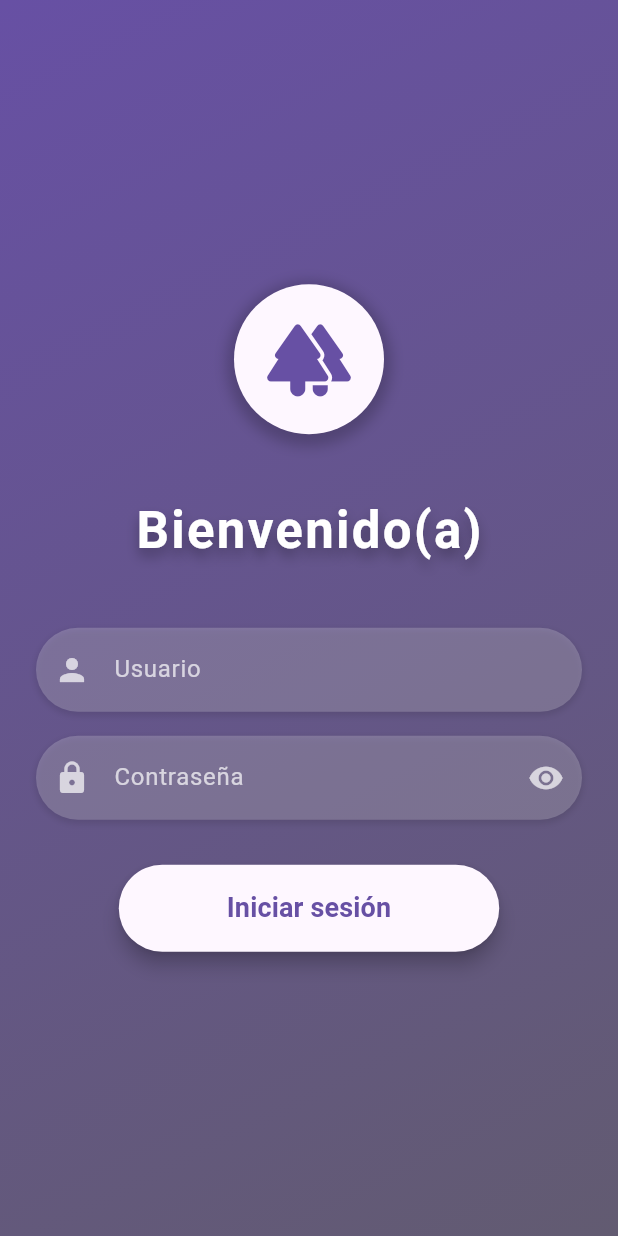
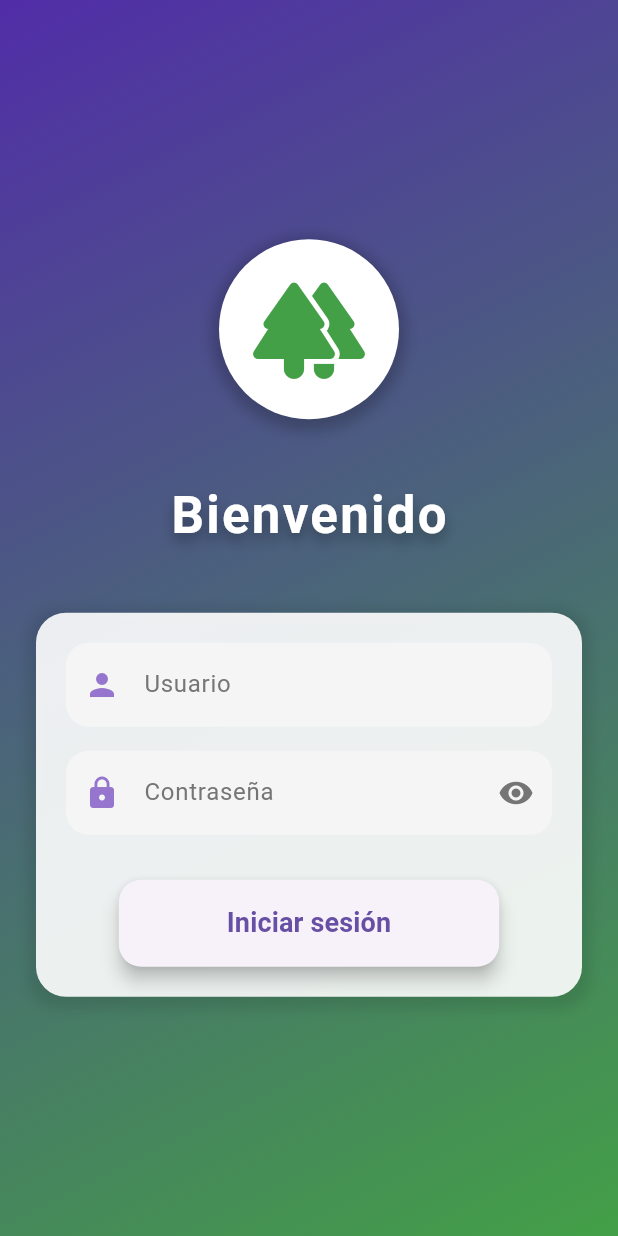
Before and after one commit to LeizarM/billing, a Flutter app: the screen it shows after launch, on a phone screen of 412 x 824 dp. Run offline on Flutter 3.47's test engine with Material 3 defaults, Android fonts, the phone set to English and light mode, and no system bars; our stand-ins replace dio, sembast, sembast_web, shared_preferences, skeletonizer, universal_platform; accounts and stored records are empty.

Commit message:
Refactor login screen UI and form validation

```diff
--- a/lib/presentation/auth/login_screen.dart
+++ b/lib/presentation/auth/login_screen.dart
@@ -1,9 +1,8 @@
+import 'package:billing/application/auth/auth_service.dart';
 import 'package:billing/constants/constants.dart';
 import 'package:billing/presentation/auth/change_password_screen.dart';
 import 'package:billing/presentation/dashboard/dashboard_screen.dart';
 import 'package:flutter/material.dart';
-
-import '../../application/auth/auth_service.dart';
 
 class LoginScreen extends StatefulWidget {
   const LoginScreen({super.key});
@@ -92,10 +91,7 @@ class _LoginScreenState extends State<LoginScreen> {
           gradient: LinearGradient(
             begin: Alignment.topLeft,
             end: Alignment.bottomRight,
-            colors: [
-              Theme.of(context).colorScheme.primary,
-              Theme.of(context).colorScheme.secondary,
-            ],
+            colors: [Colors.deepPurple.shade700, Colors.green.shade600],
           ),
         ),
         child: SafeArea(
@@ -133,12 +129,12 @@ class _LoginScreenState extends State<LoginScreen> {
         ],
       ),
       child: CircleAvatar(
-        radius: 50,
-        backgroundColor: Theme.of(context).colorScheme.surface,
+        radius: 60,
+        backgroundColor: Colors.white,
         child: Icon(
           Icons.forest_rounded,
-          size: 60,
-          color: Theme.of(context).colorScheme.primary,
+          size: 80,
+          color: Colors.green.shade600,
         ),
       ),
     );
@@ -146,7 +142,7 @@ class _LoginScreenState extends State<LoginScreen> {
 
   Widget _buildWelcomeText() {
     return Text(
-      'Bienvenido(a)',
+      'Bienvenido',
       style: TextStyle(
         fontSize: 34,
         fontWeight: FontWeight.bold,
@@ -164,7 +160,21 @@ class _LoginScreenState extends State<LoginScreen> {
   }
 
   Widget _buildLoginForm() {
-    return Form(
+    return Container(
+      padding: EdgeInsets.all(20),
+      decoration: BoxDecoration(
+        color: Colors.white.withOpacity(0.9),
+        borderRadius: BorderRadius.circular(20),
+        boxShadow: [
+          BoxShadow(
+            color: Colors.black.withOpacity(0.1),
+            spreadRadius: 5,
+            blurRadius: 7,
+            offset: const Offset(0, 3),
+          ),
+        ],
+      ),
+      child: Form(
         key: _formKey,
         child: Column(
           children: [
@@ -194,7 +204,7 @@ class _LoginScreenState extends State<LoginScreen> {
               suffixIcon: IconButton(
                 icon: Icon(
                   _obscureText ? Icons.visibility : Icons.visibility_off,
-                color: Colors.white70,
+                  color: Colors.grey.shade600,
                 ),
                 onPressed: () {
                   setState(() {
@@ -207,6 +217,7 @@ class _LoginScreenState extends State<LoginScreen> {
             _buildLoginButton(),
           ],
         ),
+      ),
     );
   }
 
@@ -218,43 +229,35 @@ class _LoginScreenState extends State<LoginScreen> {
     bool obscureText = false,
     Widget? suffixIcon,
   }) {
-    return Container(
-      decoration: BoxDecoration(
-        borderRadius: BorderRadius.circular(30),
-        boxShadow: [
-          BoxShadow(
-            color: Colors.black.withOpacity(0.1),
-            spreadRadius: 1,
-            blurRadius: 3,
-            offset: const Offset(0, 2),
-          ),
-        ],
-      ),
-      child: TextFormField(
+    return TextFormField(
       controller: controller,
       obscureText: obscureText,
-        style: const TextStyle(color: Colors.white),
+      style: TextStyle(color: Colors.black87),
       decoration: InputDecoration(
-          prefixIcon: Icon(icon, color: Colors.white70),
+        prefixIcon: Icon(icon, color: Colors.deepPurple.shade300),
         hintText: hintText,
-          hintStyle: const TextStyle(color: Colors.white70),
+        hintStyle: TextStyle(color: Colors.grey.shade600),
         filled: true,
-          fillColor: Colors.white.withOpacity(0.2),
+        fillColor: Colors.grey.shade100,
         border: OutlineInputBorder(
-            borderRadius: BorderRadius.circular(30),
+          borderRadius: BorderRadius.circular(15),
           borderSide: BorderSide.none,
         ),
         suffixIcon: suffixIcon,
       ),
       validator: validator,
-      ),
     );
   }
 
   Widget _buildLoginButton() {
     return ElevatedButton(
       onPressed: _isLoading ? null : _login,
-      // ignore: sort_child_properties_last
+      style: ElevatedButton.styleFrom(
+        shape: RoundedRectangleBorder(
+          borderRadius: BorderRadius.circular(15),
+        ),
+        elevation: 5,
+      ),
       child: Padding(
         padding: const EdgeInsets.symmetric(horizontal: 48, vertical: 16),
         child: _isLoading
@@ -262,8 +265,8 @@ class _LoginScreenState extends State<LoginScreen> {
                 width: 24,
                 height: 24,
                 child: CircularProgressIndicator(
-                  valueColor: AlwaysStoppedAnimation<Color>(
-                      Theme.of(context).colorScheme.primary),
+                  valueColor:
+                      AlwaysStoppedAnimation<Color>(Colors.purple.shade300),
                   strokeWidth: 2,
                 ),
               )
@@ -275,14 +278,6 @@ class _LoginScreenState extends State<LoginScreen> {
                 ),
               ),
       ),
-      style: ElevatedButton.styleFrom(
-        backgroundColor: Theme.of(context).colorScheme.surface,
-        foregroundColor: Theme.of(context).colorScheme.primary,
-        shape: RoundedRectangleBorder(
-          borderRadius: BorderRadius.circular(30),
-        ),
-        elevation: 5,
-      ),
     );
   }
 }
--- a/lib/presentation/dashboard/dashboard_screen.dart
+++ b/lib/presentation/dashboard/dashboard_screen.dart
@@ -78,7 +78,7 @@ class _DashboardScreenState extends State<DashboardScreen> {
               backgroundColor: Colors.white,
               child: Text(
                 _userData?.nombreCompleto.substring(0, 1).toUpperCase() ?? "",
-                style: TextStyle(fontSize: 40.0),
+                style: const TextStyle(fontSize: 40.0),
               ),
             ),
             decoration: BoxDecoration(
@@ -86,8 +86,8 @@ class _DashboardScreenState extends State<DashboardScreen> {
             ),
           ),
           ListTile(
-            leading: Icon(Icons.dashboard),
-            title: Text('Dashboard'),
+            leading: const Icon(Icons.dashboard),
+            title: const Text('Dashboard'),
             onTap: () {
               setState(() {
                 _selectedIndex = 0;
@@ -96,8 +96,8 @@ class _DashboardScreenState extends State<DashboardScreen> {
             },
           ),
           ListTile(
-            leading: Icon(Icons.list),
-            title: Text('Lista de Artículos'),
+            leading: const Icon(Icons.list),
+            title: const Text('Lista de Artículos'),
             onTap: () {
               setState(() {
                 _selectedIndex = 1;
@@ -105,7 +105,7 @@ class _DashboardScreenState extends State<DashboardScreen> {
               Navigator.of(context).pop();
             },
           ),
-          Divider(),
+          const Divider(),
           if (_menuItems != null) ..._buildMenuItems(_menuItems!),
         ],
       ),
@@ -148,11 +148,11 @@ void _showRouteNotAvailableDialog(BuildContext context, String viewName) {
     context: context,
     builder: (BuildContext context) {
       return AlertDialog(
-        title: Text('Vista no disponible'),
+        title: const Text('Vista no disponible'),
         content: Text('$viewName aún no está disponible en la aplicación.'),
         actions: <Widget>[
           TextButton(
-            child: Text('Aceptar'),
+            child: const Text('Aceptar'),
             onPressed: () {
               Navigator.of(context).pop();
             },
```
Lines whose indentation alone changed are shown as unchanged.
